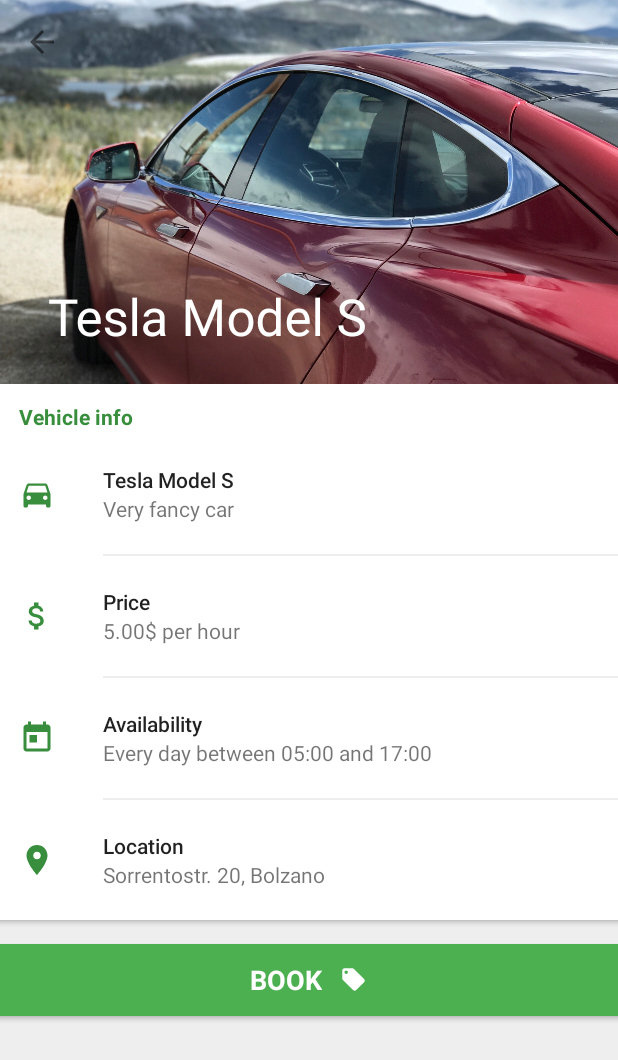
After one commit to ShopIt-Developments/mobility-android, an Android app: the VehicleDetailsActivity screen opened directly, with no data from a screen before it, on a phone screen of 412 x 824 dp. The commit adds this screen. Shown: the top 1060 px of the screen. Run offline under Robolectric (Android 15) with nearby library versions, the phone set to English and light mode, and no system bars; our stand-ins replace ButterKnife.

Commit message:
Added vehicle details

```diff
--- a/app/src/main/AndroidManifest.xml
+++ b/app/src/main/AndroidManifest.xml
@@ -48,6 +48,10 @@
             android:name=".ui.myCars.MyCarsActivity"
             android:label="@string/my_cars"/>
 
+        <activity
+            android:name=".ui.vehicle.VehicleDetailsActivity"
+            android:label="Tesla Model S"/>
+
         <meta-data
             android:name="com.google.android.geo.API_KEY"
             android:value="AIzaSyAlaL9-CoWw7NAE5mvqEvzQaiCgekffS3Y"/>
--- /dev/null
+++ b/app/src/main/java/com/mobility/android/ui/vehicle/VehicleDetailsActivity.java
@@ -0,0 +1,56 @@
+package com.mobility.android.ui.vehicle;
+
+import android.os.Bundle;
+import android.support.annotation.Nullable;
+import android.support.design.widget.CollapsingToolbarLayout;
+import android.support.v7.app.AlertDialog;
+import android.support.v7.app.AppCompatActivity;
+import android.support.v7.widget.CardView;
+import android.support.v7.widget.Toolbar;
+import android.text.Html;
+
+import com.mobility.android.R;
+
+import butterknife.BindView;
+import butterknife.ButterKnife;
+
+public class VehicleDetailsActivity extends AppCompatActivity {
+
+    @BindView(R.id.collapsing_toolbar) CollapsingToolbarLayout collapsingToolbarLayout;
+
+    @BindView(R.id.vehicle_details_book_car) CardView bookButton;
+
+    @Override
+    protected void onCreate(@Nullable Bundle savedInstanceState) {
+        super.onCreate(savedInstanceState);
+
+        setContentView(R.layout.activity_vehicle_details);
+        ButterKnife.bind(this);
+
+        Toolbar toolbar = (Toolbar) findViewById(R.id.toolbar);
+
+        setSupportActionBar(toolbar);
+        getSupportActionBar().setDisplayHomeAsUpEnabled(true);
+
+        toolbar.setNavigationOnClickListener(v -> finish());
+        collapsingToolbarLayout.setTitle("Tesla Model S");
+
+        bookButton.setOnClickListener(v -> bookCar());
+    }
+
+    private void bookCar() {
+        String message = "Do you really want to book this car for <b>5.00$</b> per hour?";
+
+        new AlertDialog.Builder(this, R.style.DialogStyle)
+                .setTitle("Book this car?")
+                .setMessage(Html.fromHtml(message))
+                .setPositiveButton(android.R.string.ok, (dialog, which) -> {
+
+                })
+                .setNegativeButton("Cancel", (dialog, which) -> {
+
+                })
+                .create()
+                .show();
+    }
+}
--- /dev/null
+++ b/app/src/main/res/drawable/ic_attach_money_white_24dp.xml
@@ -0,0 +1,9 @@
+<vector xmlns:android="http://schemas.android.com/apk/res/android"
+        android:width="24dp"
+        android:height="24dp"
+        android:viewportWidth="24.0"
+        android:viewportHeight="24.0">
+    <path
+        android:fillColor="#FFF"
+        android:pathData="M11.8,10.9c-2.27,-0.59 -3,-1.2 -3,-2.15 0,-1.09 1.01,-1.85 2.7,-1.85 1.78,0 2.44,0.85 2.5,2.1h2.21c-0.07,-1.72 -1.12,-3.3 -3.21,-3.81V3h-3v2.16c-1.94,0.42 -3.5,1.68 -3.5,3.61 0,2.31 1.91,3.46 4.7,4.13 2.5,0.6 3,1.48 3,2.41 0,0.69 -0.49,1.79 -2.7,1.79 -2.06,0 -2.87,-0.92 -2.98,-2.1h-2.2c0.12,2.19 1.76,3.42 3.68,3.83V21h3v-2.15c1.95,-0.37 3.5,-1.5 3.5,-3.55 0,-2.84 -2.43,-3.81 -4.7,-4.4z"/>
+</vector>
--- /dev/null
+++ b/app/src/main/res/drawable/ic_local_offer_white_24dp.xml
@@ -0,0 +1,9 @@
+<vector xmlns:android="http://schemas.android.com/apk/res/android"
+        android:width="24dp"
+        android:height="24dp"
+        android:viewportWidth="24.0"
+        android:viewportHeight="24.0">
+    <path
+        android:fillColor="#FFF"
+        android:pathData="M21.41,11.58l-9,-9C12.05,2.22 11.55,2 11,2H4c-1.1,0 -2,0.9 -2,2v7c0,0.55 0.22,1.05 0.59,1.42l9,9c0.36,0.36 0.86,0.58 1.41,0.58 0.55,0 1.05,-0.22 1.41,-0.59l7,-7c0.37,-0.36 0.59,-0.86 0.59,-1.41 0,-0.55 -0.23,-1.06 -0.59,-1.42zM5.5,7C4.67,7 4,6.33 4,5.5S4.67,4 5.5,4 7,4.67 7,5.5 6.33,7 5.5,7z"/>
+</vector>
--- /dev/null
+++ b/app/src/main/res/drawable/ic_place_white_24dp.xml
@@ -0,0 +1,9 @@
+<vector xmlns:android="http://schemas.android.com/apk/res/android"
+        android:width="24dp"
+        android:height="24dp"
+        android:viewportHeight="24.0"
+        android:viewportWidth="24.0">
+    <path
+        android:fillColor="#FFF"
+        android:pathData="M12,2C8.13,2 5,5.13 5,9c0,5.25 7,13 7,13s7,-7.75 7,-13c0,-3.87 -3.13,-7 -7,-7zM12,11.5c-1.38,0 -2.5,-1.12 -2.5,-2.5s1.12,-2.5 2.5,-2.5 2.5,1.12 2.5,2.5 -1.12,2.5 -2.5,2.5z"/>
+</vector>
--- /dev/null
+++ b/app/src/main/res/drawable/ic_today_white_24dp.xml
@@ -0,0 +1,9 @@
+<vector xmlns:android="http://schemas.android.com/apk/res/android"
+        android:width="24dp"
+        android:height="24dp"
+        android:viewportHeight="24.0"
+        android:viewportWidth="24.0">
+    <path
+        android:fillColor="#FFF"
+        android:pathData="M19,3h-1L18,1h-2v2L8,3L8,1L6,1v2L5,3c-1.11,0 -1.99,0.9 -1.99,2L3,19c0,1.1 0.89,2 2,2h14c1.1,0 2,-0.9 2,-2L21,5c0,-1.1 -0.9,-2 -2,-2zM19,19L5,19L5,8h14v11zM7,10h5v5L7,15z"/>
+</vector>
--- /dev/null
+++ b/app/src/main/res/layout/activity_vehicle_details.xml
@@ -0,0 +1,321 @@
+<android.support.design.widget.CoordinatorLayout
+    android:id="@+id/main_content"
+    xmlns:android="http://schemas.android.com/apk/res/android"
+    xmlns:app="http://schemas.android.com/apk/res-auto"
+    android:layout_width="match_parent"
+    android:layout_height="match_parent"
+    android:fitsSystemWindows="true">
+
+    <android.support.design.widget.AppBarLayout
+        android:layout_width="match_parent"
+        android:layout_height="256dp"
+        android:fitsSystemWindows="true"
+        android:theme="@style/ThemeOverlay.AppCompat.Dark.ActionBar">
+
+        <android.support.design.widget.CollapsingToolbarLayout
+            android:id="@+id/collapsing_toolbar"
+            android:layout_width="match_parent"
+            android:layout_height="match_parent"
+            android:fitsSystemWindows="true"
+            app:collapsedTitleTextAppearance="@style/CollapsingToolbar.Collapsed"
+            app:contentScrim="?attr/colorPrimary"
+            app:layout_scrollFlags="scroll|exitUntilCollapsed">
+
+            <ImageView
+                android:id="@+id/backdrop"
+                android:layout_width="match_parent"
+                android:layout_height="match_parent"
+                android:fitsSystemWindows="true"
+                android:scaleType="centerCrop"
+                android:src="@drawable/tesla_background"
+                app:layout_collapseMode="parallax"/>
+
+            <android.support.v7.widget.Toolbar
+                android:id="@+id/toolbar"
+                android:layout_width="match_parent"
+                android:layout_height="?attr/actionBarSize"
+                android:elevation="4dp"
+                android:theme="@style/ToolbarOverlay"
+                app:layout_collapseMode="pin"
+                app:popupTheme="@style/MenuOverlay"/>
+
+        </android.support.design.widget.CollapsingToolbarLayout>
+
+    </android.support.design.widget.AppBarLayout>
+
+    <android.support.v4.widget.NestedScrollView
+        android:layout_width="match_parent"
+        android:layout_height="match_parent"
+        app:layout_behavior="@string/appbar_scrolling_view_behavior">
+
+        <LinearLayout
+            android:layout_width="match_parent"
+            android:layout_height="wrap_content"
+            android:orientation="vertical">
+
+            <android.support.v7.widget.CardView
+                android:layout_width="match_parent"
+                android:layout_height="wrap_content"
+                android:layout_marginBottom="16dp"
+                android:layout_marginEnd="@dimen/card_margin_full_width"
+                android:layout_marginLeft="@dimen/card_margin_full_width"
+                android:layout_marginRight="@dimen/card_margin_full_width"
+                android:layout_marginStart="@dimen/card_margin_full_width"
+                android:clickable="true"
+                android:foreground="?attr/selectableItemBackground"
+                app:cardBackgroundColor="@color/card_background"
+                app:cardCornerRadius="0dp">
+
+                <LinearLayout
+                    android:layout_width="match_parent"
+                    android:layout_height="match_parent"
+                    android:layout_marginBottom="8dp"
+                    android:orientation="vertical">
+
+                    <TextView
+                        android:id="@+id/bus_details_card_title"
+                        android:layout_width="wrap_content"
+                        android:layout_height="wrap_content"
+                        android:layout_marginBottom="2dp"
+                        android:layout_marginLeft="16dp"
+                        android:layout_marginStart="16dp"
+                        android:layout_marginTop="12dp"
+                        android:text="Vehicle info"
+                        android:textColor="?colorAccent"
+                        android:textStyle="bold"/>
+
+                    <RelativeLayout
+                        android:layout_width="match_parent"
+                        android:layout_height="64dp"
+                        android:layout_marginTop="8dp">
+
+                        <ImageView
+                            android:id="@+id/bus_details_card_icon_1"
+                            android:layout_width="24dp"
+                            android:layout_height="24dp"
+                            android:layout_centerVertical="true"
+                            android:layout_marginLeft="16dp"
+                            android:layout_marginStart="16dp"
+                            android:src="@drawable/ic_directions_car_white_24dp"
+                            android:tint="?colorAccent"/>
+
+                        <LinearLayout
+                            android:layout_width="wrap_content"
+                            android:layout_height="wrap_content"
+                            android:layout_centerVertical="true"
+                            android:layout_marginLeft="72dp"
+                            android:layout_marginStart="72dp"
+                            android:orientation="vertical">
+
+                            <TextView
+                                android:layout_width="wrap_content"
+                                android:layout_height="wrap_content"
+                                android:fontFamily="sans-serif-medium"
+                                android:text="Tesla Model S"
+                                android:textColor="@color/text_primary"/>
+
+                            <TextView
+                                android:id="@+id/bus_details_manufacturer"
+                                android:layout_width="wrap_content"
+                                android:layout_height="wrap_content"
+                                android:text="Very fancy car"
+                                android:textColor="@color/text_secondary"/>
+
+                        </LinearLayout>
+
+                    </RelativeLayout>
+
+                    <View
+                        android:layout_width="match_parent"
+                        android:layout_height="1dp"
+                        android:layout_marginLeft="72dp"
+                        android:layout_marginStart="72dp"
+                        android:layout_marginTop="8dp"
+                        android:background="@color/divider_light"/>
+
+                    <RelativeLayout
+                        android:layout_width="match_parent"
+                        android:layout_height="64dp"
+                        android:layout_marginTop="8dp">
+
+                        <ImageView
+                            android:id="@+id/bus_details_card_icon_2"
+                            android:layout_width="24dp"
+                            android:layout_height="24dp"
+                            android:layout_centerVertical="true"
+                            android:layout_marginLeft="16dp"
+                            android:layout_marginStart="16dp"
+                            android:src="@drawable/ic_attach_money_white_24dp"
+                            android:tint="?colorAccent"/>
+
+                        <LinearLayout
+                            android:layout_width="wrap_content"
+                            android:layout_height="wrap_content"
+                            android:layout_centerVertical="true"
+                            android:layout_marginLeft="72dp"
+                            android:layout_marginStart="72dp"
+                            android:orientation="vertical">
+
+                            <TextView
+                                android:layout_width="wrap_content"
+                                android:layout_height="wrap_content"
+                                android:fontFamily="sans-serif-medium"
+                                android:text="Price"
+                                android:textColor="@color/text_primary"/>
+
+                            <TextView
+                                android:id="@+id/bus_detail_license"
+                                android:layout_width="wrap_content"
+                                android:layout_height="wrap_content"
+                                android:text="5.00$ per hour"
+                                android:textColor="@color/text_secondary"/>
+
+                        </LinearLayout>
+
+                    </RelativeLayout>
+
+                    <View
+                        android:layout_width="match_parent"
+                        android:layout_height="1dp"
+                        android:layout_marginLeft="72dp"
+                        android:layout_marginStart="72dp"
+                        android:layout_marginTop="8dp"
+                        android:background="@color/divider_light"/>
+
+                    <RelativeLayout
+                        android:layout_width="match_parent"
+                        android:layout_height="64dp"
+                        android:layout_marginTop="8dp">
+
+                        <ImageView
+                            android:id="@+id/bus_details_card_icon_3"
+                            android:layout_width="24dp"
+                            android:layout_height="24dp"
+                            android:layout_centerVertical="true"
+                            android:layout_marginLeft="16dp"
+                            android:layout_marginStart="16dp"
+                            android:src="@drawable/ic_today_white_24dp"
+                            android:tint="?colorAccent"/>
+
+                        <LinearLayout
+                            android:layout_width="wrap_content"
+                            android:layout_height="wrap_content"
+                            android:layout_centerVertical="true"
+                            android:layout_marginLeft="72dp"
+                            android:layout_marginStart="72dp"
+                            android:orientation="vertical">
+
+                            <TextView
+                                android:layout_width="wrap_content"
+                                android:layout_height="wrap_content"
+                                android:fontFamily="sans-serif-medium"
+                                android:text="Availability"
+                                android:textColor="@color/text_primary"/>
+
+                            <TextView
+                                android:id="@+id/bus_detail_commissioning"
+                                android:layout_width="wrap_content"
+                                android:layout_height="wrap_content"
+                                android:text="Every day between 05:00 and 17:00"
+                                android:textColor="@color/text_secondary"/>
+
+                        </LinearLayout>
+
+                    </RelativeLayout>
+
+                    <View
+                        android:layout_width="match_parent"
+                        android:layout_height="1dp"
+                        android:layout_marginLeft="72dp"
+                        android:layout_marginStart="72dp"
+                        android:layout_marginTop="8dp"
+                        android:background="@color/divider_light"/>
+
+                    <RelativeLayout
+                        android:layout_width="match_parent"
+                        android:layout_height="64dp"
+                        android:layout_marginTop="8dp">
+
+                        <ImageView
+                            android:layout_width="24dp"
+                            android:layout_height="24dp"
+                            android:layout_centerVertical="true"
+                            android:layout_marginLeft="16dp"
+                            android:layout_marginStart="16dp"
+                            android:src="@drawable/ic_place_white_24dp"
+                            android:tint="?colorAccent"/>
+
+                        <LinearLayout
+                            android:layout_width="wrap_content"
+                            android:layout_height="wrap_content"
+                            android:layout_centerVertical="true"
+                            android:layout_marginLeft="72dp"
+                            android:layout_marginStart="72dp"
+                            android:orientation="vertical">
+
+                            <TextView
+                                android:layout_width="wrap_content"
+                                android:layout_height="wrap_content"
+                                android:fontFamily="sans-serif-medium"
+                                android:text="Location"
+                                android:textColor="@color/text_primary"/>
+
+                            <TextView
+                                android:layout_width="wrap_content"
+                                android:layout_height="wrap_content"
+                                android:text="Sorrentostr. 20, Bolzano"
+                                android:textColor="@color/text_secondary"/>
+
+                        </LinearLayout>
+
+                    </RelativeLayout>
+
+                </LinearLayout>
+
+            </android.support.v7.widget.CardView>
+
+            <android.support.v7.widget.CardView
+                android:id="@+id/vehicle_details_book_car"
+                android:layout_width="match_parent"
+                android:layout_height="48dp"
+                android:layout_marginBottom="16dp"
+                android:layout_marginEnd="@dimen/card_margin_full_width"
+                android:layout_marginLeft="@dimen/card_margin_full_width"
+                android:layout_marginRight="@dimen/card_margin_full_width"
+                android:layout_marginStart="@dimen/card_margin_full_width"
+                android:clickable="true"
+                android:foreground="?attr/selectableItemBackground"
+                app:cardBackgroundColor="@color/material_green_500"
+                app:cardCornerRadius="0dp">
+
+                <LinearLayout
+                    android:layout_width="wrap_content"
+                    android:layout_height="wrap_content"
+                    android:layout_gravity="center"
+                    android:orientation="horizontal">
+
+                    <TextView
+                        android:layout_width="wrap_content"
+                        android:layout_height="wrap_content"
+                        android:text="BOOK"
+                        android:textColor="@color/white"
+                        android:layout_gravity="center_vertical"
+                        android:textSize="18sp"
+                        android:textStyle="bold"/>
+
+                    <ImageView
+                        android:layout_width="18dp"
+                        android:layout_height="18dp"
+                        android:layout_gravity="center_vertical"
+                        android:layout_marginLeft="12dp"
+                        android:src="@drawable/ic_local_offer_white_24dp"/>
+
+                </LinearLayout>
+
+            </android.support.v7.widget.CardView>
+
+        </LinearLayout>
+
+    </android.support.v4.widget.NestedScrollView>
+
+</android.support.design.widget.CoordinatorLayout>
--- a/app/src/main/res/menu/map.xml
+++ b/app/src/main/res/menu/map.xml
@@ -5,7 +5,7 @@
     <item
         android:id="@+id/action_refresh"
         android:title="Refresh"
-        android:icon="@drawable/ic_replay_white_24dp"
+        android:icon="@drawable/ic_refresh_white_24dp"
         app:showAsAction="always"/>
 
     <item
--- a/app/src/main/res/values/styles.xml
+++ b/app/src/main/res/values/styles.xml
@@ -155,4 +155,17 @@
         <item name="android:textStyle">bold</item>
     </style>
 
+
+    <!-- =================================== COLLAPSING TOOLBAR =================================-->
+
+    <style name="CollapsingToolbar.Expanded"
+           parent="TextAppearance.Design.CollapsingToolbar.Expanded">
+        <item name="android:textSize">24sp</item>
+        <item name="android:textColor">@color/white</item>
+    </style>
+
+    <style name="CollapsingToolbar.Collapsed" parent="Base.TextAppearance.Widget.AppCompat.Toolbar.Title">
+        <item name="android:textColor">@color/text_secondary</item>
+    </style>
+
 </resources>
```
Also changed, not shown: app/src/main/java/com/mobility/android/data/network/model/VehicleObject.java (+18 -6 lines), app/src/main/java/com/mobility/android/ui/map/MapActivity.java (+60 -21 lines), app/src/main/res/drawable/ic_directions_bike_white_24dp.xml (added, +9 -0 lines), app/src/main/res/drawable/ic_directions_bus_white_24dp.xml (added, +9 -0 lines), app/src/main/res/drawable/ic_font_download_white_24dp.xml (added, +9 -0 lines), app/src/main/res/drawable/ic_refresh_white_24dp.xml (added, +9 -0 lines), app/src/main/res/layout/include_bottom_sheet.xml (+5 -7 lines).
